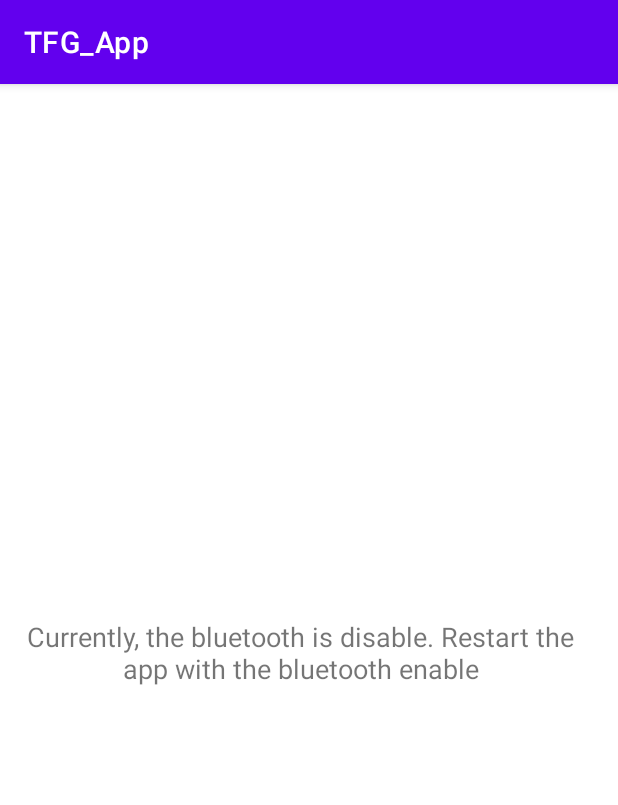
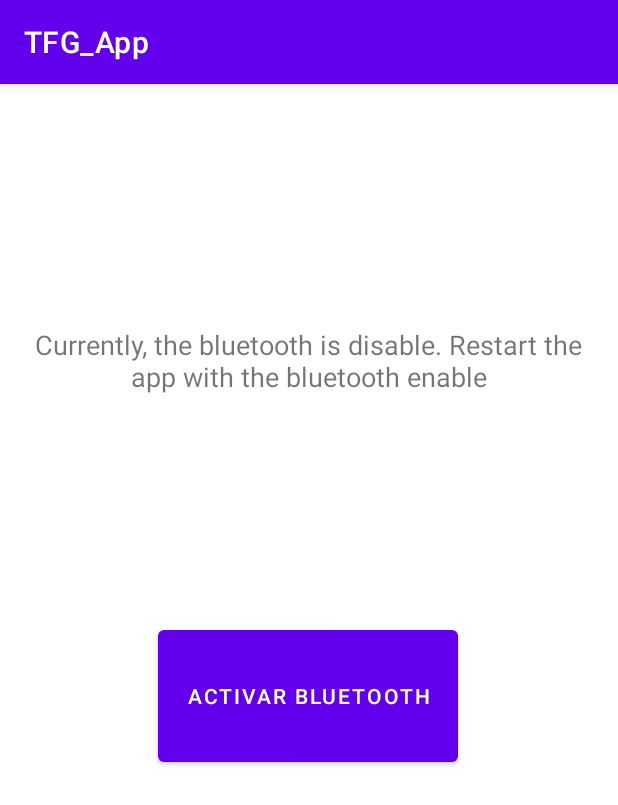
Before and after one commit to joseless99/TFG, an Android app: the screen it shows after launch (MainActivity), on a phone screen of 412 x 824 dp. Shown: the top 805 px of the screen. Run offline under Robolectric (Android 15) with nearby library versions, the phone set to English and light mode, and no system bars.

Commit message:
Añadida la funcionalidad en caso de que el modulo bluetooth del movil este apagado

```diff
--- a/TFG_App/app/src/main/java/com/example/tfg_app/MainActivity.java
+++ b/TFG_App/app/src/main/java/com/example/tfg_app/MainActivity.java
@@ -8,6 +8,7 @@ import android.Manifest;
 import android.bluetooth.BluetoothAdapter;
 import android.bluetooth.BluetoothDevice;
 import android.bluetooth.BluetoothSocket;
+import android.content.Intent;
 import android.content.pm.PackageManager;
 import android.graphics.Color;
 import android.os.Build;
@@ -61,6 +62,13 @@ public class MainActivity extends AppCompatActivity {
             //en caso de disponer de bluetooth, verificamos si esta activado o no
             if (!bluetoothAdapter.isEnabled()) {//caso de no estar activado el bluetooth
                 setContentView(R.layout.bt_disable_layout);//Cargamos una vista de error
+                Button en = (Button) findViewById(R.id.actBlue);
+                en.setOnClickListener(new View.OnClickListener() {
+                    @Override
+                    public void onClick(View view) {
+                        restartApp();
+                    }
+                });
             } else {//Si el bluetooth esta activado
 
                 //Iniciamos la conexion con el dispositivo bluetooth
@@ -258,4 +266,12 @@ public class MainActivity extends AppCompatActivity {
         bL.setBackgroundColor(defaultButtonColor);
 
     }
+    private void restartApp(){
+
+        if (ActivityCompat.checkSelfPermission(MainActivity.this, Manifest.permission.BLUETOOTH_CONNECT) != PackageManager.PERMISSION_GRANTED){
+            ActivityCompat.requestPermissions(MainActivity.this,new String[]{Manifest.permission.BLUETOOTH_CONNECT},0);
+        }
+        bluetoothAdapter.enable();
+        Intent a=new Intent(this,MainActivity.class);
+    }
 }
--- a/TFG_App/app/src/main/res/layout/bt_disable_layout.xml
+++ b/TFG_App/app/src/main/res/layout/bt_disable_layout.xml
@@ -10,17 +10,21 @@
         android:id="@+id/textView2"
         android:layout_width="368dp"
         android:layout_height="87dp"
-        android:layout_marginStart="6dp"
-        android:layout_marginTop="339dp"
-        android:layout_marginEnd="4dp"
-        android:layout_marginBottom="298dp"
+        android:layout_marginStart="21dp"
+        android:layout_marginTop="161dp"
         android:text="Currently, the bluetooth is disable. Restart the app with the bluetooth enable"
         android:textAlignment="center"
         android:textSize="18sp"
-        app:layout_constraintBottom_toBottomOf="parent"
-        app:layout_constraintEnd_toEndOf="parent"
-        app:layout_constraintHorizontal_bias="0.303"
         app:layout_constraintStart_toStartOf="parent"
-        app:layout_constraintTop_toTopOf="parent"
-        app:layout_constraintVertical_bias="0.377" />
+        app:layout_constraintTop_toTopOf="parent" />
+
+    <Button
+        android:id="@+id/actBlue"
+        android:layout_width="200dp"
+        android:layout_height="100dp"
+        android:layout_marginStart="105dp"
+        android:layout_marginTop="358dp"
+        android:text="Activar Bluetooth"
+        app:layout_constraintStart_toStartOf="parent"
+        app:layout_constraintTop_toTopOf="parent" />
 </androidx.constraintlayout.widget.ConstraintLayout>
```
